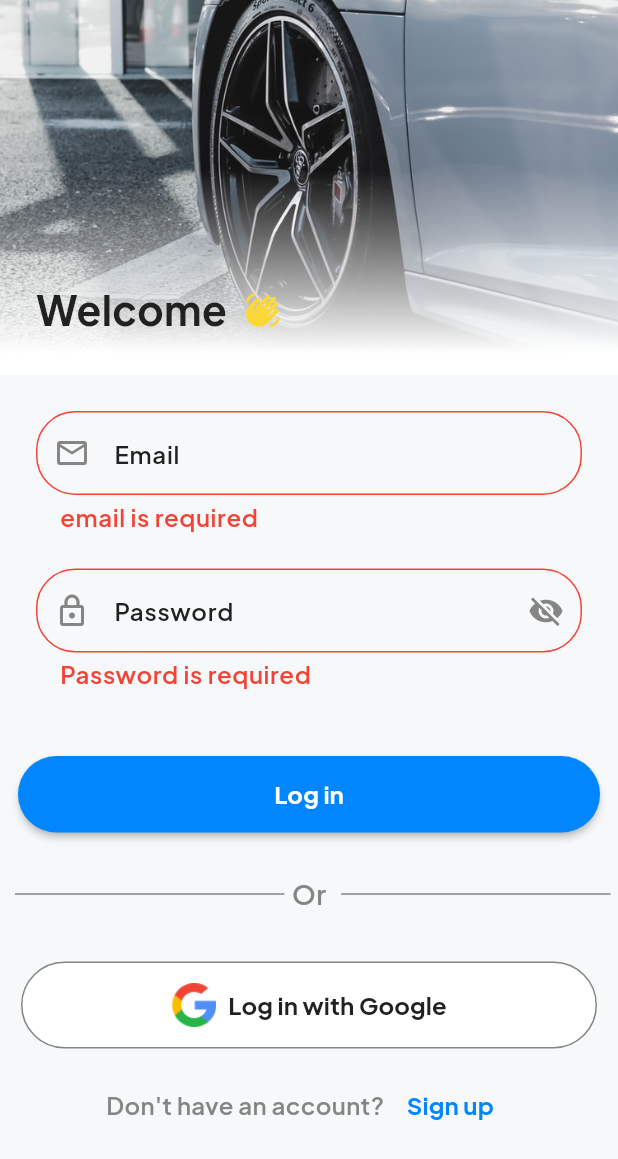
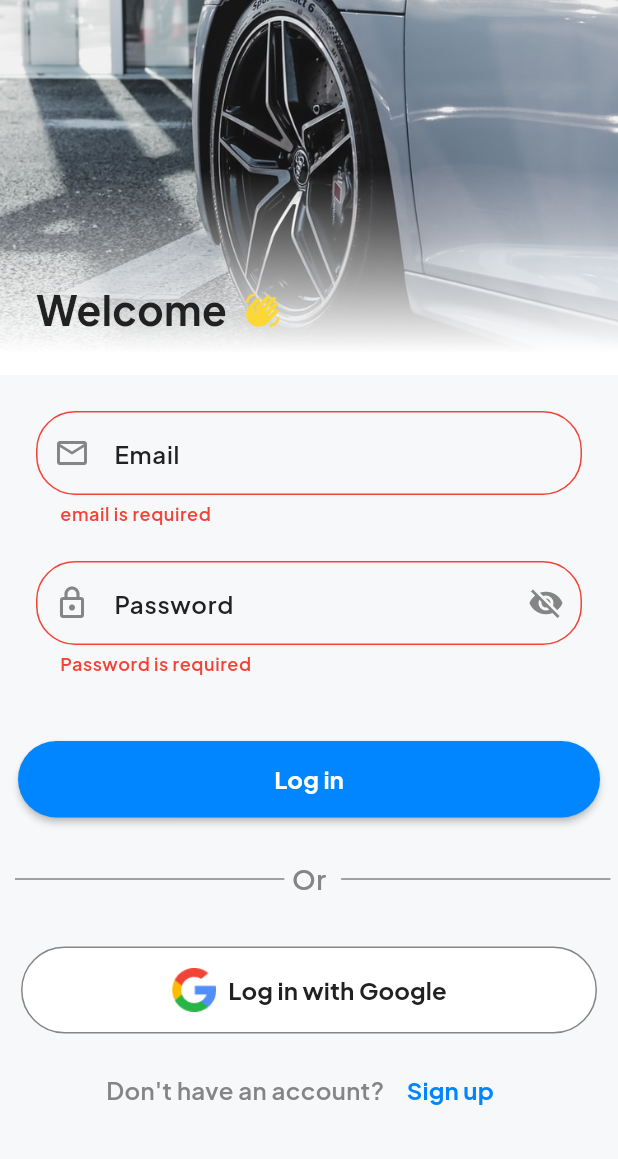
Before and after one commit to Miki0035/flutter_ride_clone, a Flutter app: the screen it shows after launch, after a tap on "Next", after a tap on "Skip", after a tap on "Log in", on a phone screen of 412 x 824 dp. Shown: the top 1159 px of the screen. Run offline on Flutter 3.47's test engine with Material 3 defaults, Android fonts, the light colour scheme and no system bars; our stand-ins replace carousel_slider, flutter_map, get, latlong2, smooth_page_indicator.

Commit message:
changed error style

```diff
--- a/lib/utils/themes/custom_themes/text_field_theme.dart
+++ b/lib/utils/themes/custom_themes/text_field_theme.dart
@@ -27,7 +27,7 @@ class RTextFieldTheme {
       borderSide: const BorderSide(width: 1, color: Colors.red),
     ),
     errorStyle: const TextStyle(
-        fontSize: 16.0, color: Colors.red, fontWeight: FontWeight.w600),
+        fontSize: 12.0, color: Colors.red, fontWeight: FontWeight.w600),
     focusedErrorBorder: const OutlineInputBorder().copyWith(
       borderRadius: BorderRadius.circular(26),
       borderSide: const BorderSide(width: 1, color: Colors.red),
```
